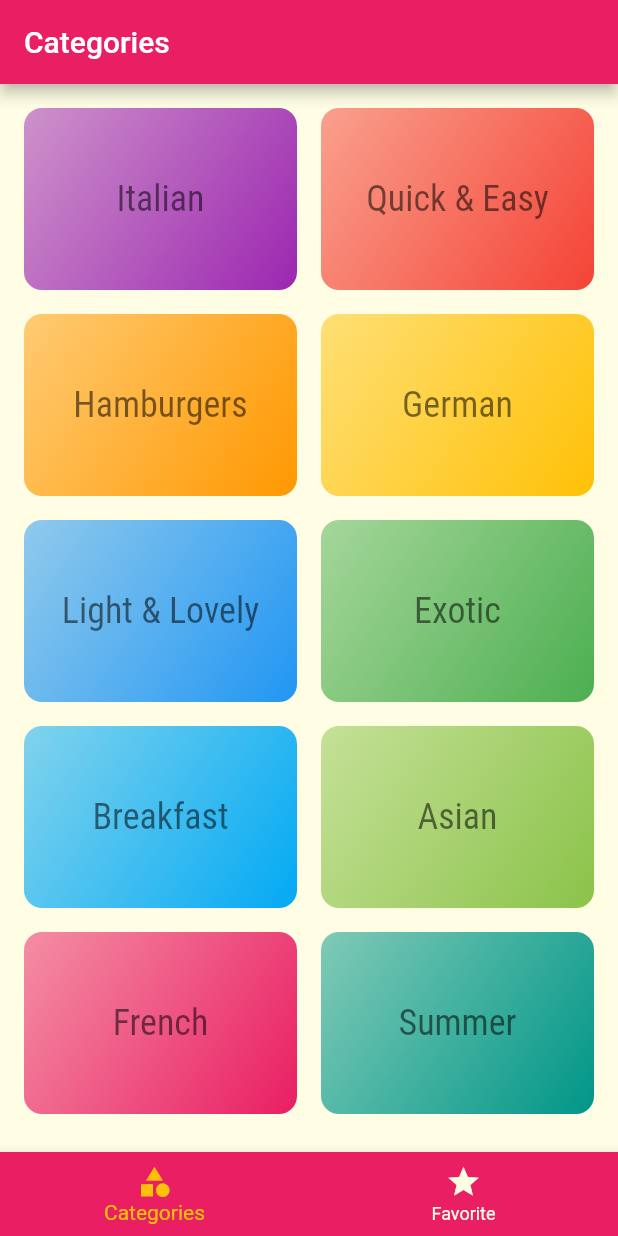
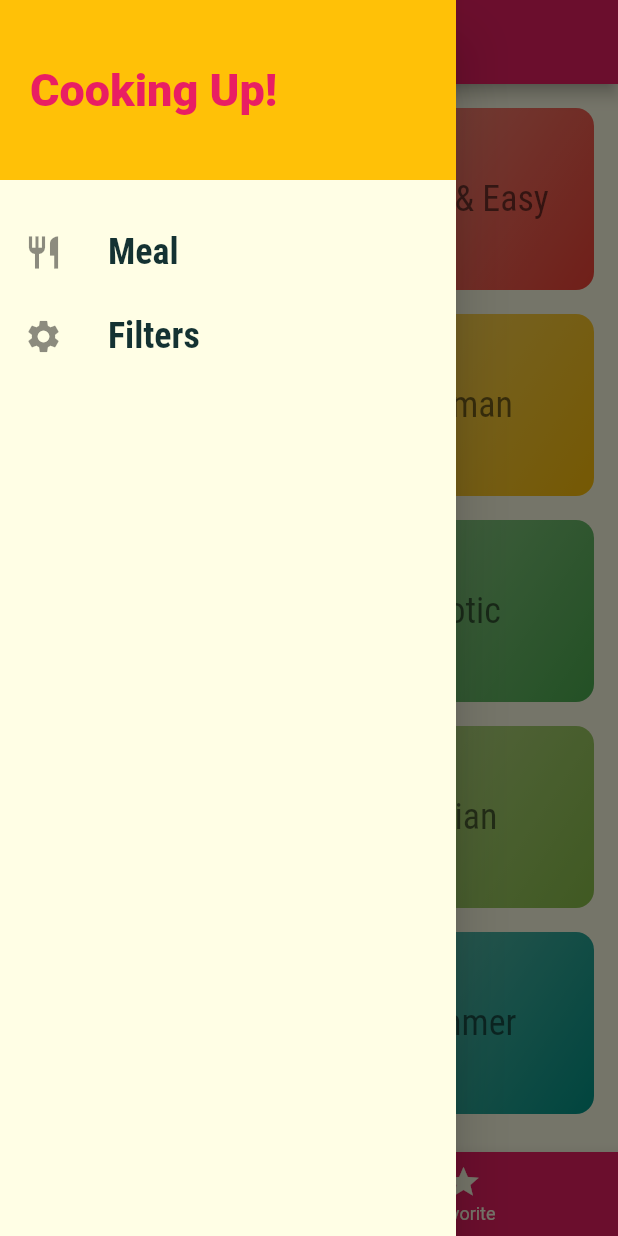
Before and after one commit to irisktaker/mealapp, a Flutter app: the screen it shows after launch, with the side drawer open (before the commit the screen has no drawer), on a phone screen of 412 x 824 dp. Run offline on Flutter 3.47's test engine with Material 2 defaults, Android fonts, the phone set to English and light mode, and no system bars.

Commit message:
add main_drawer

```diff
--- a/lib/main.dart
+++ b/lib/main.dart
@@ -1,5 +1,6 @@
 import 'package:flutter/material.dart';
 import 'package:flutter/services.dart';
+import 'package:mealapp/screens/filters_screen.dart';
 import '../screens/meal_details_screen.dart';
 import '../screens/tabs_screen.dart';
 import '../screens/category_meals_screen.dart';
@@ -47,6 +48,7 @@ class MyApp extends StatelessWidget {
         '/': (context) => const TabsScreen(),
         CategoryMealsScreen.routeName: (context) => const CategoryMealsScreen(),
         MealDetailsScreen.routeName: (context) => const MealDetailsScreen(),
+        FiltersScreen.routeName: (context) => const FiltersScreen(),
       },
     );
   }
--- /dev/null
+++ b/lib/screens/filters_screen.dart
@@ -0,0 +1,14 @@
+import 'package:flutter/material.dart';
+
+class FiltersScreen extends StatelessWidget {
+  static const routeName = '/filters';
+
+  const FiltersScreen({Key? key}) : super(key: key);
+
+  @override
+  Widget build(BuildContext context) {
+    return const Center(
+      child: Text("Flitters"),
+    );
+  }
+}
--- a/lib/screens/tabs_screen.dart
+++ b/lib/screens/tabs_screen.dart
@@ -1,4 +1,5 @@
 import 'package:flutter/material.dart';
+import '../widgets/main_drawer.dart';
 import '../screens/categories_screen.dart';
 import '../screens/favorite_screen.dart';
 
@@ -35,6 +36,7 @@ class _TabsScreenState extends State<TabsScreen> {
       appBar: AppBar(
         title: Text(_pages[_selectedPageIndex]['title']),
       ),
+      drawer: const MainDrawer(),
       body: _pages[_selectedPageIndex]['page'],
       bottomNavigationBar: BottomNavigationBar(
         backgroundColor: Theme.of(context).colorScheme.primary,
--- /dev/null
+++ b/lib/widgets/main_drawer.dart
@@ -0,0 +1,61 @@
+import 'package:flutter/material.dart';
+import '../screens/filters_screen.dart';
+
+class MainDrawer extends StatelessWidget {
+  const MainDrawer({Key? key}) : super(key: key);
+
+  ListTile buildListTile(
+      String title, IconData icon, void Function()? tabHandler) {
+    return ListTile(
+      leading: Icon(
+        icon,
+        size: 26,
+      ),
+      title: Text(
+        title,
+        style: const TextStyle(
+          fontSize: 24,
+          fontWeight: FontWeight.bold,
+          fontFamily: "RobotoCondensed",
+        ),
+      ),
+      onTap: tabHandler,
+    );
+  }
+
+  @override
+  Widget build(BuildContext context) {
+    return Drawer(
+      child: Column(
+        children: [
+          Container(
+            height: 120,
+            width: double.infinity,
+            alignment: Alignment.centerLeft,
+            padding: const EdgeInsets.all(20),
+            color: Theme.of(context).colorScheme.secondary,
+            child: Text(
+              "Cooking Up!",
+              style: TextStyle(
+                fontSize: 30,
+                fontWeight: FontWeight.w900,
+                color: Theme.of(context).colorScheme.primary,
+              ),
+            ),
+          ),
+          const SizedBox(height: 20),
+          buildListTile(
+            "Meal",
+            Icons.restaurant,
+            () => Navigator.of(context).pushNamed('/'),
+          ),
+          buildListTile(
+            "Filters",
+            Icons.settings,
+            () => Navigator.of(context).pushNamed(FiltersScreen.routeName),
+          ),
+        ],
+      ),
+    );
+  }
+}
```
